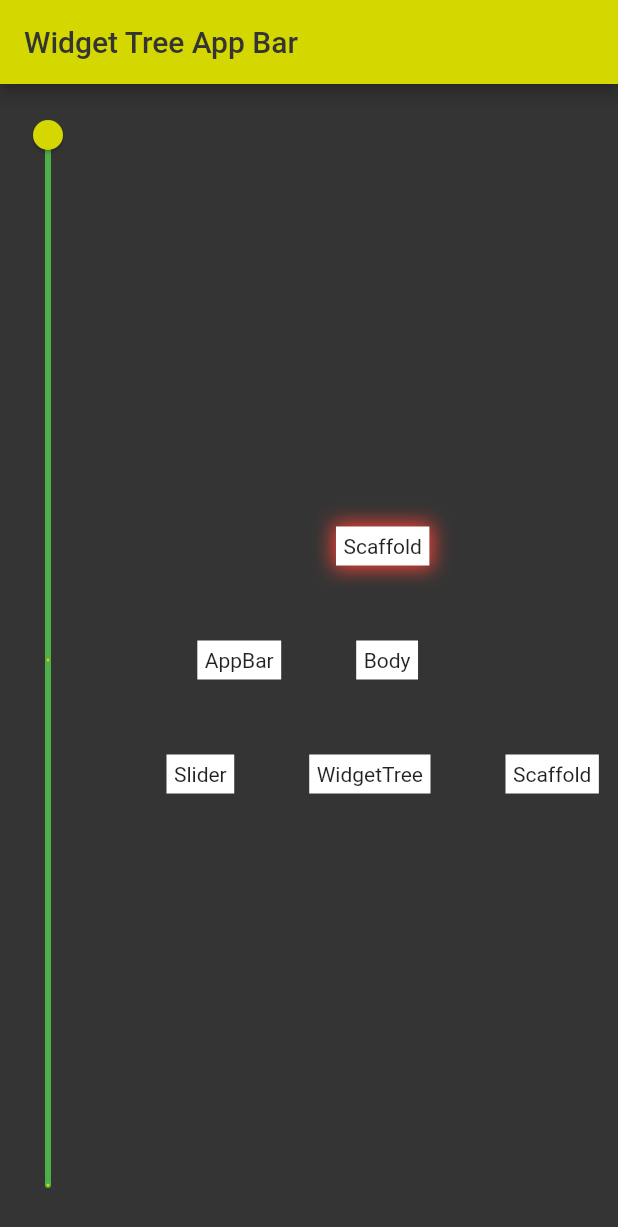
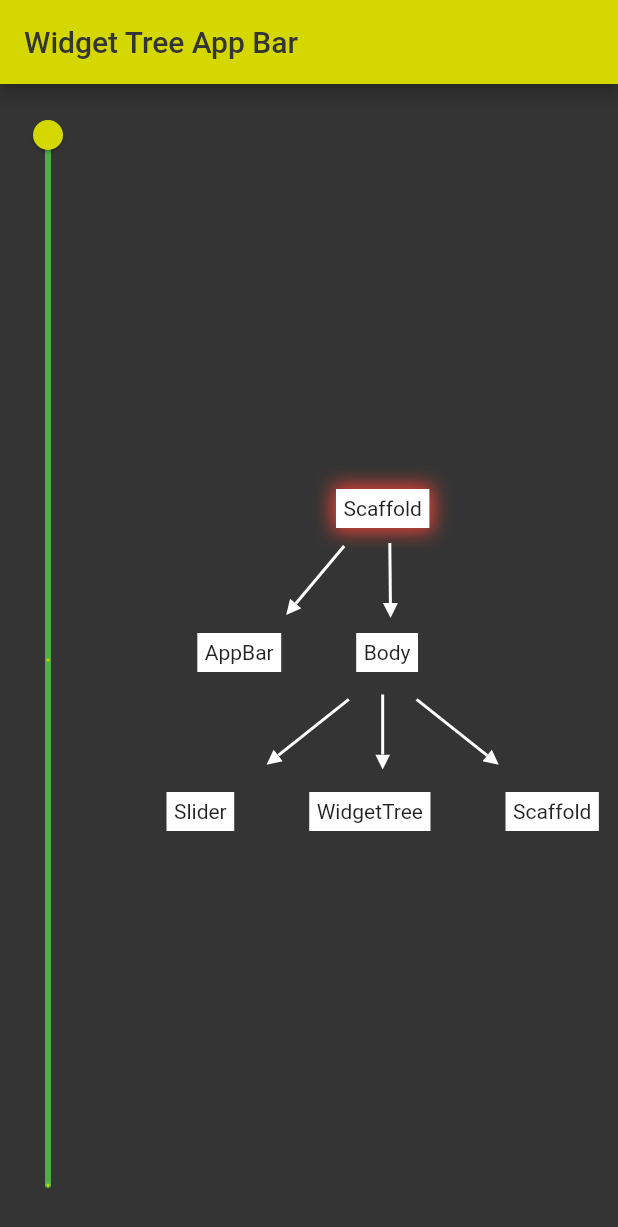
Before and after one commit to cosee/rheinmainflutter, a Flutter app: the screen it shows after launch, on a phone screen of 412 x 824 dp. Shown: the top 1227 px of the screen. Run offline on Flutter 3.47's test engine with Material 2 defaults, Android fonts, the light colour scheme and no system bars.

Commit message:
Added Arrows to Widget Tree

```diff
--- /dev/null
+++ b/lib/widget_tree/view/widgets/arrow/arrow.dart
@@ -0,0 +1,34 @@
+import 'package:flutter/material.dart';
+import 'package:flutterrheinmain/widget_tree/view/widgets/arrow/triangle_clipper.dart';
+
+class Arrow extends StatelessWidget {
+  Arrow({
+    this.height = 50,
+    this.width = 2,
+    this.color = Colors.white,
+  });
+
+  final double height;
+  final double width;
+  final Color color;
+
+  @override
+  Widget build(BuildContext context) => Column(children: <Widget>[
+        _createArrowLine(),
+        _createArrowHead(),
+      ]);
+
+  _createArrowLine() => Container(
+        height: height,
+        width: width,
+        color: color,
+      );
+
+  _createArrowHead() => ClipPath(
+      clipper: TriangleClipper(),
+      child: Container(
+        height: 10,
+        width: 10,
+        color: color,
+      ));
+}
--- /dev/null
+++ b/lib/widget_tree/view/widgets/arrow/triangle_clipper.dart
@@ -0,0 +1,15 @@
+import 'package:flutter/material.dart';
+
+class TriangleClipper extends CustomClipper<Path> {
+  @override
+  Path getClip(Size size) {
+    final path = Path();
+    path.lineTo(size.width, 0.0);
+    path.lineTo(size.width / 2, size.height);
+    path.close();
+    return path;
+  }
+
+  @override
+  bool shouldReclip(TriangleClipper oldClipper) => false;
+}
--- a/lib/widget_tree/view/widgets/interactive_widget_tree/interactive_widget_tree.dart
+++ b/lib/widget_tree/view/widgets/interactive_widget_tree/interactive_widget_tree.dart
@@ -1,4 +1,5 @@
 import 'package:flutter/material.dart';
+import 'package:flutterrheinmain/widget_tree/view/widgets/arrow/arrow.dart';
 import 'package:provider/provider.dart';
 
 import 'package:flutterrheinmain/widget_tree/view/provider/scaffold_text_provider.dart';
@@ -13,13 +14,24 @@ class InteractiveWidgetTree extends StatelessWidget {
   Widget build(BuildContext context) => Column(
         mainAxisAlignment: MainAxisAlignment.center,
         children: <Widget>[
-          WidgetTreeNode(depth: 0, child: Text('Scaffold')),
-          verticalPadding,
+          _createLevel0(),
+          _createLevel0Arrows(),
           _createLevel1(),
-          verticalPadding,
+          _createLevel1Arrows(),
           _createLevel2(),
           // verticalPadding,
           // _createLevel3()
+        ],
+      );
+
+  Widget _createLevel0() => WidgetTreeNode(depth: 0, child: Text('Scaffold'));
+
+  Widget _createLevel0Arrows() => Row(
+        children: <Widget>[
+          Transform.rotate(angle: 0.7, child: Arrow(height: 50)),
+          SizedBox(width: 40),
+          Transform.rotate(angle: -0.01, child: Arrow(height: 40)),
+          SizedBox(width: 40),
         ],
       );
 
@@ -31,6 +43,16 @@ class InteractiveWidgetTree extends StatelessWidget {
           WidgetTreeNode(
               depth: 1, child: Text('Body'), shadowColor: Colors.blue),
           Padding(padding: EdgeInsets.only(right: 100)),
+        ],
+      );
+
+        Widget _createLevel1Arrows() => Row(
+        children: <Widget>[
+          Transform.rotate(angle: 0.9, child: Arrow(height: 60)),
+          SizedBox(width: 40),
+          Arrow(height: 40),
+          SizedBox(width: 40),
+          Transform.rotate(angle: -0.9, child: Arrow(height: 60)),
         ],
       );
 
```
